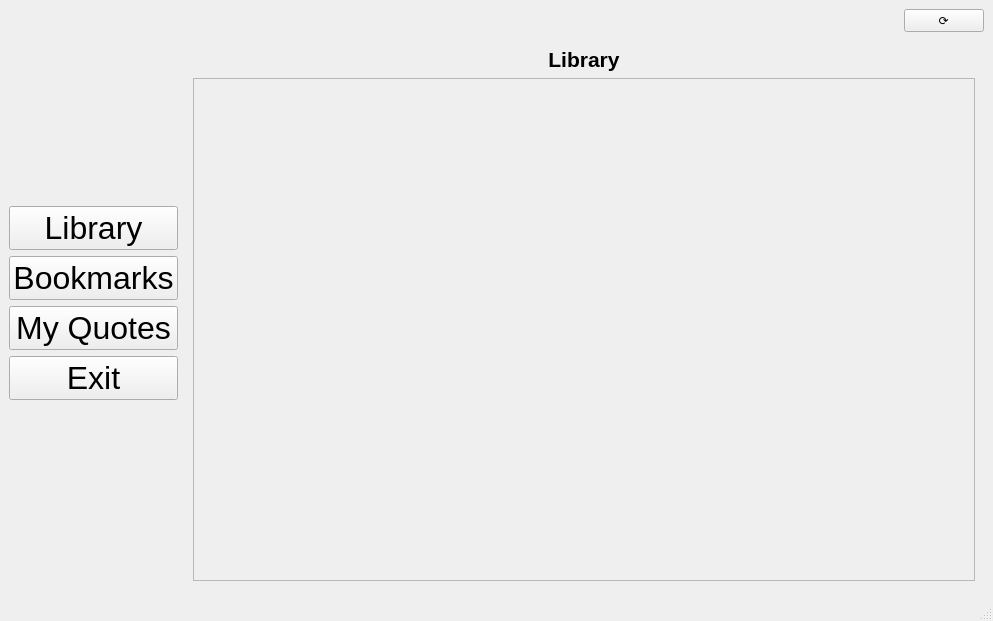
This is data/design.ui in Selmentausen/Yandex-PyQt5-Project as Qt 5 draws it before an edit. The edited form follows.
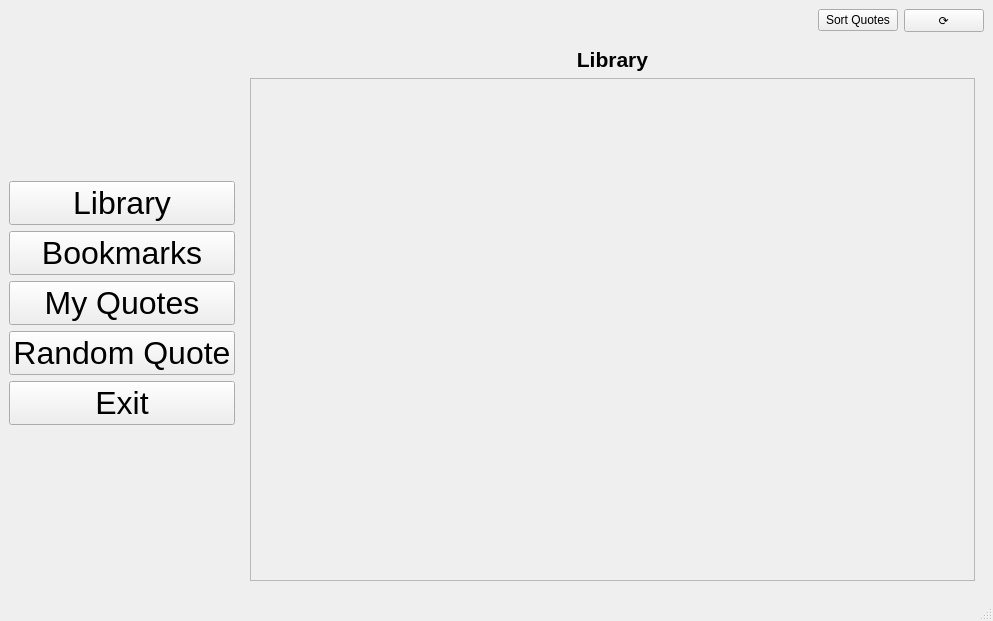
This is the edited form. Icons and pictures are not drawn.

Commit message: added ability to sort quotes

```diff
--- a/data/design.ui
+++ b/data/design.ui
@@ -16,7 +16,7 @@
   <widget class="QWidget" name="centralwidget">
    <layout class="QHBoxLayout" name="horizontalLayout" stretch="0,1">
     <item>
-     <layout class="QVBoxLayout" name="MenuLayout" stretch="1,0,0,0,0,1">
+     <layout class="QVBoxLayout" name="MenuLayout" stretch="1,0,0,0,0,0,1">
       <item>
        <widget class="QLabel" name="logoLabel">
         <property name="text">
@@ -38,6 +38,9 @@
         <property name="text">
          <string>Library</string>
         </property>
+        <property name="flat">
+         <bool>false</bool>
+        </property>
        </widget>
       </item>
       <item>
@@ -66,6 +69,19 @@
         </property>
        </widget>
       </item>
+      <item>
+       <widget class="QPushButton" name="randomQuotePushButton">
+        <property name="font">
+         <font>
+          <family>Arial</family>
+          <pointsize>24</pointsize>
+         </font>
+        </property>
+        <property name="text">
+         <string>Random Quote</string>
+        </property>
+       </widget>
+      </item>
       <item>
        <widget class="QPushButton" name="exitButton">
         <property name="font">
@@ -100,6 +116,40 @@
     <item>
      <layout class="QVBoxLayout" name="ViewLayout" stretch="0,0">
       <item>
+       <layout class="QHBoxLayout" name="horizontalLayout_2">
+        <property name="sizeConstraint">
+         <enum>QLayout::SetDefaultConstraint</enum>
+        </property>
+        <item>
+         <spacer name="horizontalSpacer">
+          <property name="orientation">
+           <enum>Qt::Horizontal</enum>
+          </property>
+          <property name="sizeHint" stdset="0">
+           <size>
+            <width>40</width>
+            <height>20</height>
+           </size>
+          </property>
+         </spacer>
+        </item>
+        <item>
+         <widget class="QPushButton" name="sortPushButton">
+          <property name="sizePolicy">
+           <sizepolicy hsizetype="Maximum" vsizetype="Fixed">
+            <horstretch>0</horstretch>
+            <verstretch>0</verstretch>
+           </sizepolicy>
+          </property>
+          <property name="layoutDirection">
+           <enum>Qt::RightToLeft</enum>
+          </property>
+          <property name="text">
+           <string>Sort Quotes</string>
+          </property>
+         </widget>
+        </item>
+        <item>
        <widget class="QPushButton" name="refreshPushButton">
         <property name="sizePolicy">
          <sizepolicy hsizetype="Maximum" vsizetype="Maximum">
@@ -121,6 +171,8 @@
         </property>
        </widget>
       </item>
+       </layout>
+      </item>
       <item>
        <widget class="QStackedWidget" name="stackedWidget">
         <property name="currentIndex">
@@ -173,8 +225,8 @@
               <rect>
                <x>0</x>
                <y>0</y>
-               <width>745</width>
-               <height>478</height>
+               <width>723</width>
+               <height>476</height>
               </rect>
              </property>
              <layout class="QVBoxLayout" name="verticalLayout_2">
```
Lines whose indentation alone changed are shown as unchanged. The commit also changes 2 other files.
